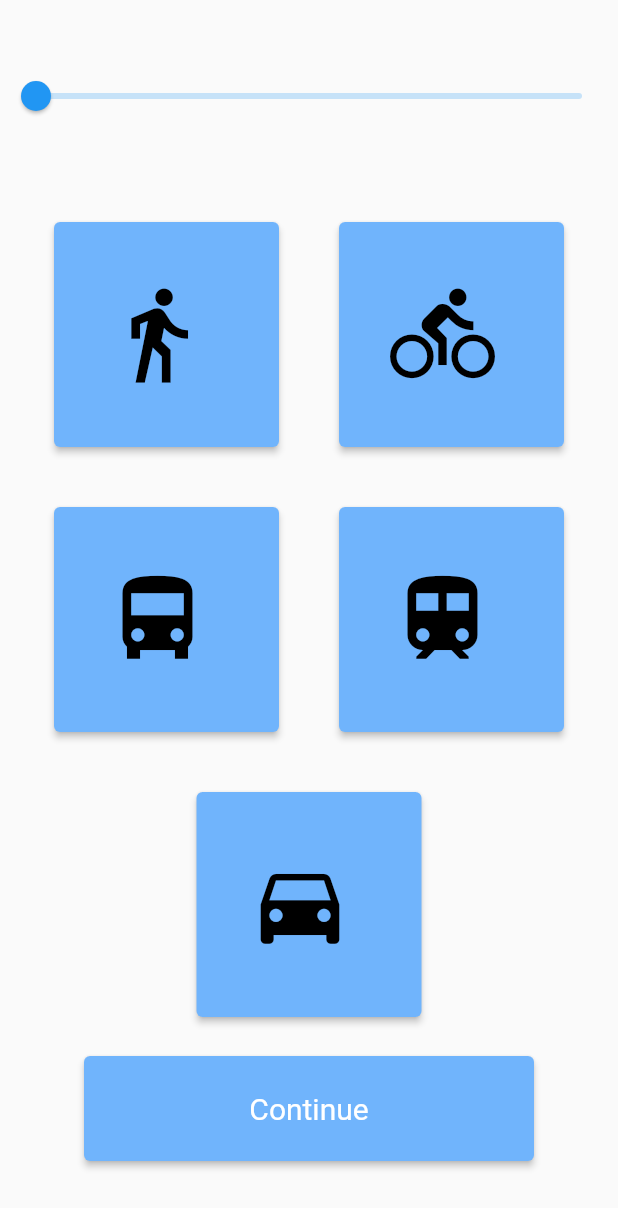
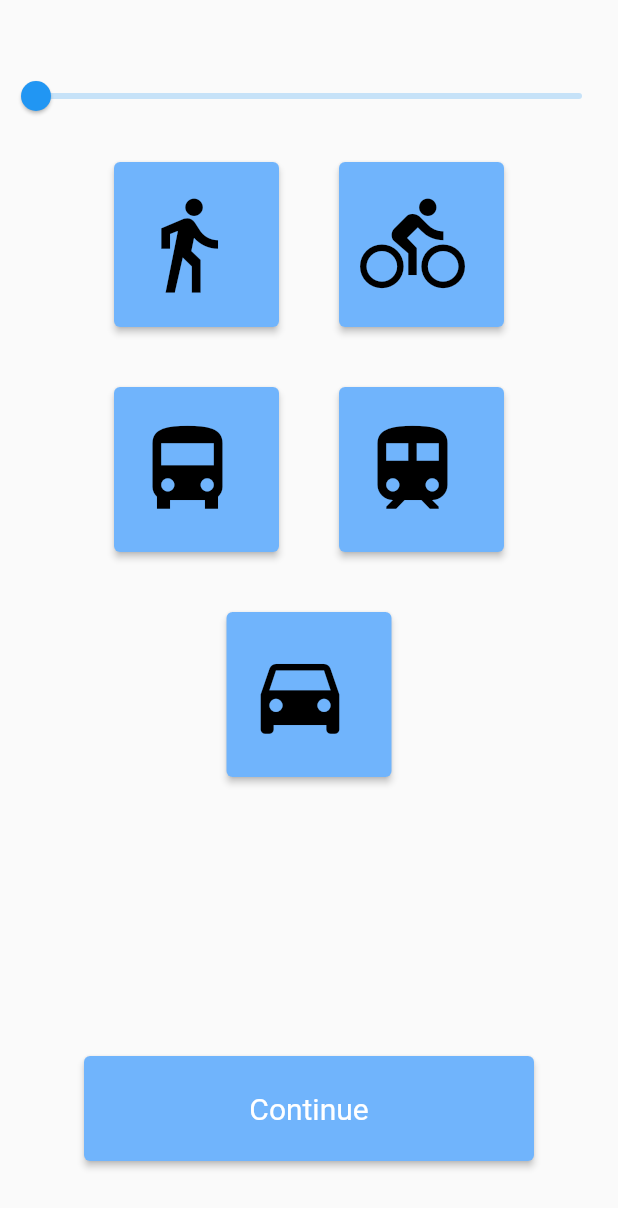
Before and after one commit to Fung-Sean/Timo, a Flutter app: the TransportationView screen opened directly, on a phone screen of 412 x 824 dp. Shown: the top 1208 px of the screen. Run offline on Flutter 3.47's test engine with Material 2 defaults, Android fonts, the phone set to English and light mode, and no system bars; our stand-ins replace get, google_sign_in, syncfusion_flutter_calendar; missing offline and left inert: googleapis.

Commit message:
Added onboarding view changes for iOS

```diff
--- a/lib/app/modules/onboarding/views/onboarding_transportation_view_view.dart
+++ b/lib/app/modules/onboarding/views/onboarding_transportation_view_view.dart
@@ -65,15 +65,15 @@ class TransportationView extends GetView<OnboardingController> {
                 },
               ),
             ),
-            const SizedBox(height: 40),
+            //const SizedBox(height: 40),
             Row(
               mainAxisAlignment: MainAxisAlignment.center,
               children: [
                 Padding(
                   padding: const EdgeInsets.all(20.0),
                   child: SizedBox(
-                      width: 150.00,
-                      height: 150.00,
+                      width: 110.00,
+                      height: 110.00,
                       child: Obx(
                         () => ElevatedButton.icon(
                           onPressed: () {
@@ -95,8 +95,8 @@ class TransportationView extends GetView<OnboardingController> {
                 Padding(
                   padding: const EdgeInsets.all(20.0),
                   child: SizedBox(
-                      width: 150.00,
-                      height: 150.00,
+                      width: 110.00,
+                      height: 110.00,
                       child: Obx(
                         () => ElevatedButton.icon(
                           onPressed: () {
@@ -123,8 +123,8 @@ class TransportationView extends GetView<OnboardingController> {
                 Padding(
                   padding: const EdgeInsets.all(20.0),
                   child: SizedBox(
-                      width: 150.00,
-                      height: 150.00,
+                      width: 110.00,
+                      height: 110.00,
                       child: Obx(
                         () => ElevatedButton.icon(
                           onPressed: () {
@@ -146,8 +146,8 @@ class TransportationView extends GetView<OnboardingController> {
                 Padding(
                   padding: const EdgeInsets.all(20.0),
                   child: SizedBox(
-                      width: 150.00,
-                      height: 150.00,
+                      width: 110.00,
+                      height: 110.00,
                       child: Obx(
                         () => ElevatedButton.icon(
                           onPressed: () {
@@ -174,8 +174,8 @@ class TransportationView extends GetView<OnboardingController> {
                 Padding(
                   padding: const EdgeInsets.all(20.0),
                   child: SizedBox(
-                      width: 150.00,
-                      height: 150.00,
+                      width: 110.00,
+                      height: 110.00,
                       child: Obx(
                         () => ElevatedButton.icon(
                           onPressed: () {
--- a/lib/app/modules/onboarding/views/preptime_view.dart
+++ b/lib/app/modules/onboarding/views/preptime_view.dart
@@ -4,6 +4,7 @@ import 'package:get/get.dart';
 import 'package:timo_test/app/modules/onboarding/views/onboarding_transportation_view_view.dart';
 import 'package:timo_test/app/modules/onboarding/views/preptime_view.dart';
 
+import '../../login/controllers/login_controller.dart';
 import '../controllers/onboarding_controller.dart';
 
 import 'package:flutter/material.dart';
@@ -13,6 +14,7 @@ import '../../login/views/login_view.dart';
 import '../../../routes/app_pages.dart';
 import 'package:flutter/cupertino.dart';
 import 'minutes.dart';
+
 //import '../../../routes/app_routes.dart';
 //import '../modules/login/views/login_view.dart';
 
@@ -146,7 +148,8 @@ class PreptimeView extends GetView<OnboardingController> {
                       onPressed: () {
                         OnboardingController()
                             .setMinutesToGetReady(numMinutes.value);
-                        print("CONTINUE");
+                        Get.to(LoginView());
+                        Get.put(LoginController());
                       },
                       child: const Text('Continue')),
                 ),
```
